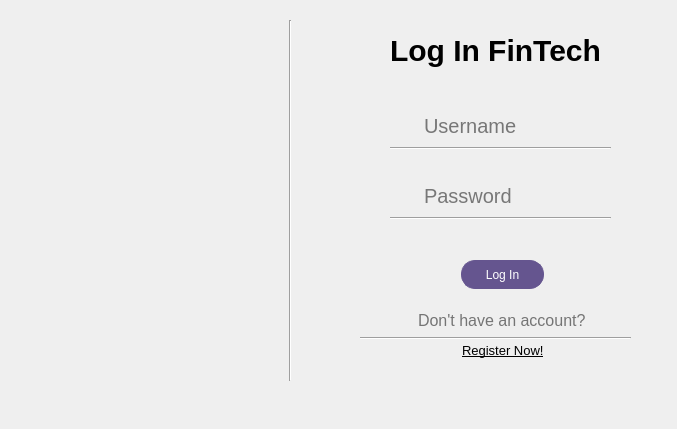
codingburgas/finance-challenge-fintech, file FinTech/mainwindow.ui: the form before one commit.
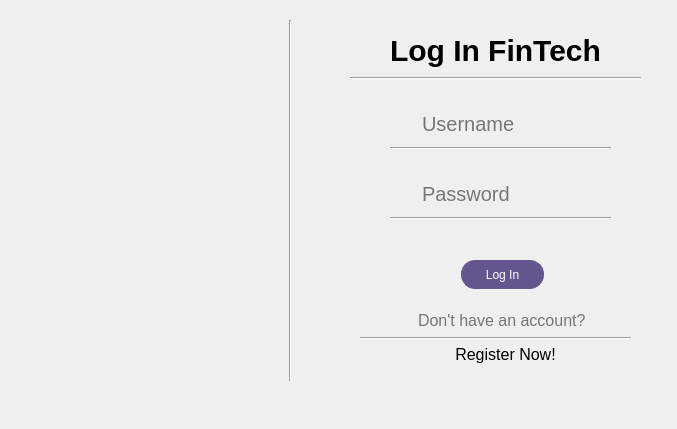
The form after the commit. Icons and pictures are not drawn.

Commit message: Register window with issues

The edit to the form file:
```diff
--- a/FinTech/mainwindow.ui
+++ b/FinTech/mainwindow.ui
@@ -46,62 +46,6 @@
      <enum>Qt::Orientation::Vertical</enum>
     </property>
    </widget>
-   <widget class="QTextEdit" name="textEdit">
-    <property name="geometry">
-     <rect>
-      <x>420</x>
-      <y>110</y>
-      <width>205</width>
-      <height>37</height>
-     </rect>
-    </property>
-    <property name="styleSheet">
-     <string notr="true">background: transparent;
-border: none;
-font-size: 20px;</string>
-    </property>
-    <property name="html">
-     <string>&lt;!DOCTYPE HTML PUBLIC &quot;-//W3C//DTD HTML 4.0//EN&quot; &quot;http://www.w3.org/TR/REC-html40/strict.dtd&quot;&gt;
-&lt;html&gt;&lt;head&gt;&lt;meta name=&quot;qrichtext&quot; content=&quot;1&quot; /&gt;&lt;meta charset=&quot;utf-8&quot; /&gt;&lt;style type=&quot;text/css&quot;&gt;
-p, li { white-space: pre-wrap; }
-hr { height: 1px; border-width: 0; }
-li.unchecked::marker { content: &quot;\2610&quot;; }
-li.checked::marker { content: &quot;\2612&quot;; }
-&lt;/style&gt;&lt;/head&gt;&lt;body style=&quot; font-family:'Segoe UI'; font-size:20px; font-weight:400; font-style:normal;&quot;&gt;
-&lt;p style=&quot;-qt-paragraph-type:empty; margin-top:0px; margin-bottom:0px; margin-left:0px; margin-right:0px; -qt-block-indent:0; text-indent:0px; font-size:9pt;&quot;&gt;&lt;br /&gt;&lt;/p&gt;&lt;/body&gt;&lt;/html&gt;</string>
-    </property>
-    <property name="placeholderText">
-     <string>Username</string>
-    </property>
-   </widget>
-   <widget class="QTextEdit" name="textEdit_2">
-    <property name="geometry">
-     <rect>
-      <x>420</x>
-      <y>180</y>
-      <width>205</width>
-      <height>37</height>
-     </rect>
-    </property>
-    <property name="styleSheet">
-     <string notr="true">background: transparent;
-border: none;
-font-size: 20px;</string>
-    </property>
-    <property name="html">
-     <string>&lt;!DOCTYPE HTML PUBLIC &quot;-//W3C//DTD HTML 4.0//EN&quot; &quot;http://www.w3.org/TR/REC-html40/strict.dtd&quot;&gt;
-&lt;html&gt;&lt;head&gt;&lt;meta name=&quot;qrichtext&quot; content=&quot;1&quot; /&gt;&lt;meta charset=&quot;utf-8&quot; /&gt;&lt;style type=&quot;text/css&quot;&gt;
-p, li { white-space: pre-wrap; }
-hr { height: 1px; border-width: 0; }
-li.unchecked::marker { content: &quot;\2610&quot;; }
-li.checked::marker { content: &quot;\2612&quot;; }
-&lt;/style&gt;&lt;/head&gt;&lt;body style=&quot; font-family:'Segoe UI'; font-size:20px; font-weight:400; font-style:normal;&quot;&gt;
-&lt;p style=&quot;-qt-paragraph-type:empty; margin-top:0px; margin-bottom:0px; margin-left:0px; margin-right:0px; -qt-block-indent:0; text-indent:0px; font-size:9pt;&quot;&gt;&lt;br /&gt;&lt;/p&gt;&lt;/body&gt;&lt;/html&gt;</string>
-    </property>
-    <property name="placeholderText">
-     <string>Password</string>
-    </property>
-   </widget>
    <widget class="Line" name="line_2">
     <property name="geometry">
      <rect>
@@ -268,13 +212,53 @@
      <enum>Qt::Orientation::Horizontal</enum>
     </property>
    </widget>
-   <widget class="QLabel" name="label_3">
+   <widget class="QLineEdit" name="txt_username">
     <property name="geometry">
      <rect>
-      <x>462</x>
+      <x>420</x>
+      <y>110</y>
+      <width>113</width>
+      <height>28</height>
+     </rect>
+    </property>
+    <property name="styleSheet">
+     <string notr="true">background: transparent;
+border: none;
+font-size: 20px;</string>
+    </property>
+    <property name="placeholderText">
+     <string>Username</string>
+    </property>
+   </widget>
+   <widget class="QLineEdit" name="txt_password">
+    <property name="geometry">
+     <rect>
+      <x>420</x>
+      <y>180</y>
+      <width>113</width>
+      <height>28</height>
+     </rect>
+    </property>
+    <property name="styleSheet">
+     <string notr="true">background: transparent;
+border: none;
+font-size: 20px;
+</string>
+    </property>
+    <property name="text">
+     <string/>
+    </property>
+    <property name="placeholderText">
+     <string>Password</string>
+    </property>
+   </widget>
+   <widget class="QPushButton" name="registerButton">
+    <property name="geometry">
+     <rect>
+      <x>440</x>
       <y>340</y>
-      <width>171</width>
-      <height>21</height>
+      <width>131</width>
+      <height>29</height>
      </rect>
     </property>
     <property name="font">
@@ -286,21 +270,27 @@
      <cursorShape>PointingHandCursor</cursorShape>
     </property>
     <property name="styleSheet">
-     <string notr="true">color:black;
-font-size: 12px;</string>
+     <string notr="true">background: transparent;
+border: none;
+font-size: 16px;
+color: black;
+</string>
     </property>
     <property name="text">
-     <string>&lt;!DOCTYPE HTML PUBLIC &quot;-//W3C//DTD HTML 4.0//EN&quot; &quot;http://www.w3.org/TR/REC-html40/strict.dtd&quot;&gt;
-&lt;html&gt;&lt;head&gt;&lt;meta name=&quot;qrichtext&quot; content=&quot;1&quot; /&gt;&lt;meta charset=&quot;utf-8&quot; /&gt;&lt;style type=&quot;text/css&quot;&gt;
-p, li { white-space: pre-wrap; }
-hr { height: 1px; border-width: 0; }
-li.unchecked::marker { content: &quot;\2610&quot;; }
-li.checked::marker { content: &quot;\2612&quot;; }
-&lt;/style&gt;&lt;/head&gt;&lt;body style=&quot; font-family:'Segoe UI'; font-size:12px; font-weight:400; font-style:normal;&quot;&gt;
-&lt;p style=&quot; margin-top:12px; margin-bottom:12px; margin-left:0px; margin-right:0px; -qt-block-indent:0; text-indent:0px;&quot;&gt;&lt;a href=&quot;example.com&quot;&gt;&lt;span style=&quot; font-size:10pt; text-decoration: underline; color:#000000;&quot;&gt;Register Now!&lt;/span&gt;&lt;/a&gt;&lt;/p&gt;&lt;/body&gt;&lt;/html&gt;</string>
+     <string>Register Now!</string>
     </property>
-    <property name="textFormat">
-     <enum>Qt::TextFormat::RichText</enum>
+   </widget>
+   <widget class="Line" name="line_5">
+    <property name="geometry">
+     <rect>
+      <x>350</x>
+      <y>70</y>
+      <width>291</width>
+      <height>16</height>
+     </rect>
+    </property>
+    <property name="orientation">
+     <enum>Qt::Orientation::Horizontal</enum>
     </property>
    </widget>
   </widget>
```
The commit also changes 439 other files.
